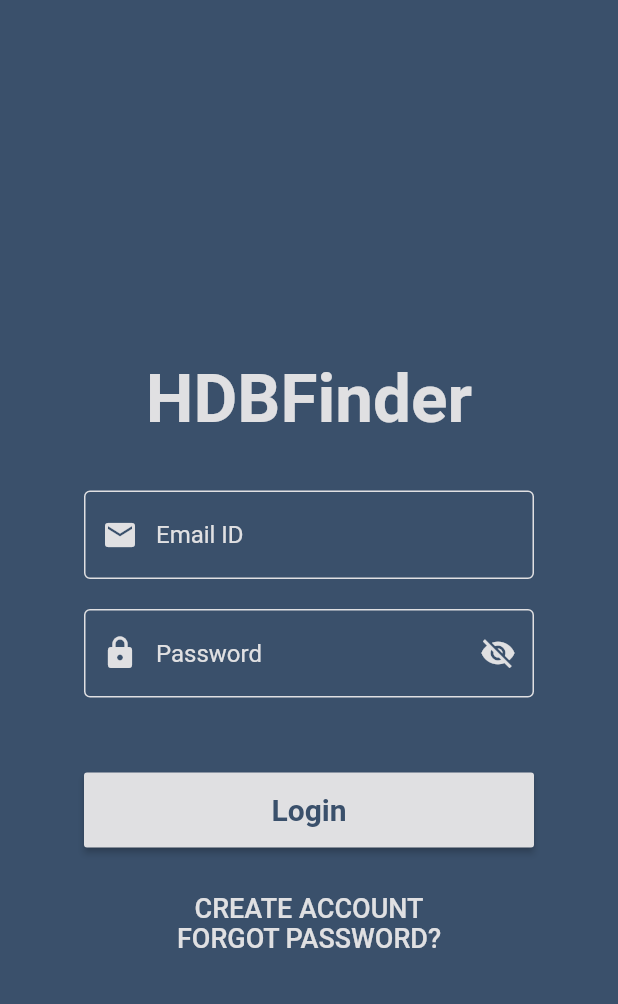
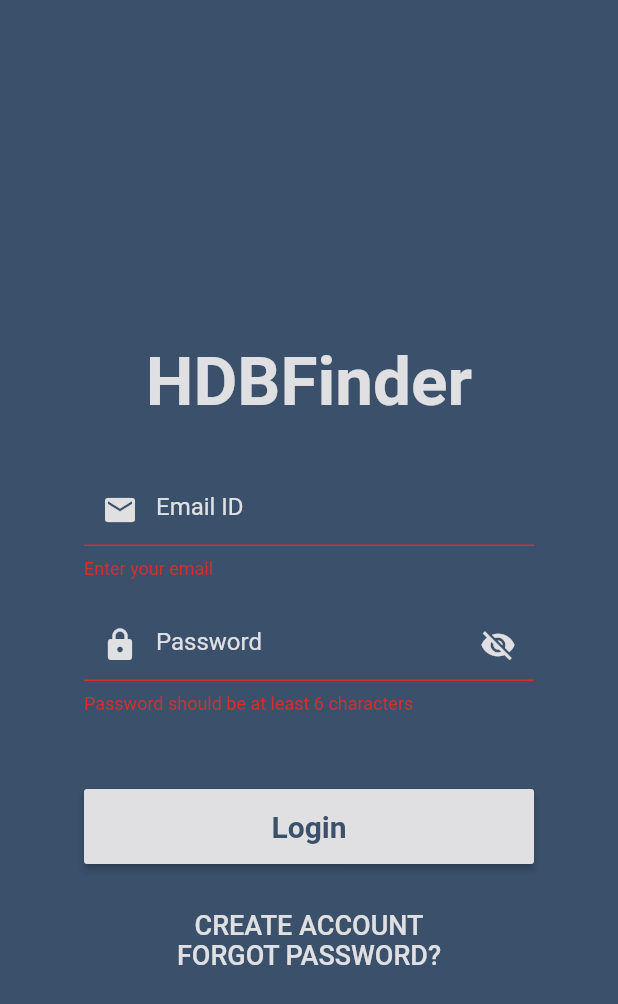
Before and after one commit to divvijchandna/hdbfinder, a Flutter app: the screen it shows after launch, after a tap on "Login", on a phone screen of 412 x 824 dp. Shown: the top 1004 px of the screen. Run offline on Flutter 3.47's test engine with Material 2 defaults, Android fonts, the light colour scheme and no system bars; our stand-ins replace dio, firebase_auth, flushbar, flutter_spinkit; accounts and stored records are empty.

Commit message:
Register, Sign In

```diff
--- a/lib/screens/authenticate/authenticate.dart
+++ b/lib/screens/authenticate/authenticate.dart
@@ -10,8 +10,6 @@ class Authenticate extends StatefulWidget {
 class _AuthenticateState extends State<Authenticate> {
   @override
   Widget build(BuildContext context) {
-    return Container(
-      child: SignIn(),
-    );
+    return SignIn();
   }
 }
--- a/lib/screens/authenticate/sign_in.dart
+++ b/lib/screens/authenticate/sign_in.dart
@@ -1,9 +1,11 @@
+import 'package:flushbar/flushbar.dart';
 import 'package:flutter/cupertino.dart';
 import 'package:flutter/material.dart';
 import 'package:hdbfinder/screens/authenticate/create_account.dart';
 import 'package:hdbfinder/screens/authenticate/forgot_pw.dart';
 import 'package:hdbfinder/screens/home/home.dart';
 import 'package:hdbfinder/services/auth.dart';
+import 'package:hdbfinder/shared/loading.dart';
 
 class SignIn extends StatefulWidget {
   @override
@@ -13,6 +15,9 @@ class SignIn extends StatefulWidget {
 class _SignInState extends State<SignIn> {
 
   final AuthService _auth = AuthService();
+  final _formKey = GlobalKey<FormState>();
+  bool loading = false;
+
   String email = '';
   String password = '';
   bool passwordVisible = false;
@@ -24,7 +29,7 @@ class _SignInState extends State<SignIn> {
 
   @override
   Widget build(BuildContext context) {
-    return Scaffold(
+    return loading ? Loading() : Scaffold(
       backgroundColor: Color(0xff3a506b),
       body: new Center(
         child: SingleChildScrollView(
@@ -52,6 +57,7 @@ class _SignInState extends State<SignIn> {
                   height: 15.0,
                 ),
                 Form(
+                  key: _formKey,
                   child: Column(
                     children: <Widget>[
                       Padding(
@@ -81,6 +87,7 @@ class _SignInState extends State<SignIn> {
                             style: TextStyle(
                               color: Color(0xffe0e0e2),
                             ),
+                            validator: (val) => val.isEmpty ? 'Enter your email' : null,
                             onChanged: (val) {
                               setState(() => email = val);
                             },
@@ -130,10 +137,10 @@ class _SignInState extends State<SignIn> {
                             style: TextStyle(
                               color: Color(0xffe0e0e2),
                             ),
+                            validator: (val) => val.length < 6 ? 'Password should be at least 6 characters' : null,
                             onChanged: (val) {
                               setState(() => password = val);
                             },
-
                           ),
                         ),
                       ),
@@ -148,7 +155,24 @@ class _SignInState extends State<SignIn> {
                       height: 50.0,
                       child: RaisedButton(
                         onPressed: () async {
-
+                          if(_formKey.currentState.validate()) {
+                            setState(() => loading = true);
+                            dynamic result = await _auth.signIn(email, password);
+                            if(result == null) {
+                              setState(() => loading = false);
+                              Flushbar(
+                                title: 'Invalid credentials',
+                                message: 'Please try again.',
+                                icon: Icon(
+                                  Icons.info_outline,
+                                  size: 28,
+                                  color: Colors.red,
+                                ),
+                                leftBarIndicatorColor: Colors.red,
+                                duration: Duration(seconds: 3),
+                              )..show(context);
+                            }
+                          }
                         },
                         child: Text(
                           'Login',
--- a/lib/screens/home/home.dart
+++ b/lib/screens/home/home.dart
@@ -73,7 +73,7 @@ class _HomeState extends State<Home> {
               leading: Icon(Icons.exit_to_app),
               title: Text('Logout'),
               onTap: () async {
-//                await _auth.signOut();
+                await _auth.signOut();
               },
             ),
           ],
--- a/pubspec.yaml
+++ b/pubspec.yaml
@@ -24,6 +24,8 @@ dependencies:
   cloud_firestore:
   flappy_search_bar: 1.4.1
   dio: 1.0.0
+  flushbar: ^1.9.1
+  flutter_spinkit: "^4.1.2"
 
   # The following adds the Cupertino Icons font to your application.
   # Use with the CupertinoIcons class for iOS style icons.
```
Also changed, not shown: lib/screens/authenticate/create_account.dart (+17 -7 lines), lib/services/auth.dart (+14 -2 lines), lib/shared/loading.dart (added, +17 -0 lines), pubspec.lock.
